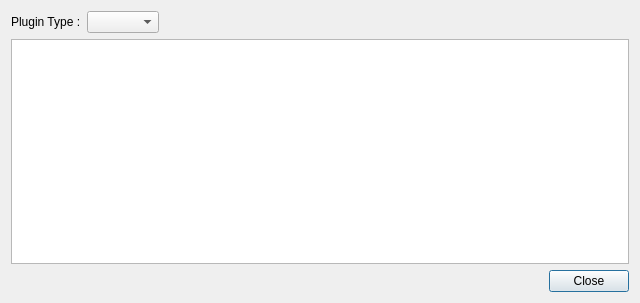
This is v2/branches/dev/monkey/src/pluginsmanager/ui/UIPluginsSettings.ui in testmana2/mks as Qt 5 draws it before an edit. The edited form follows.
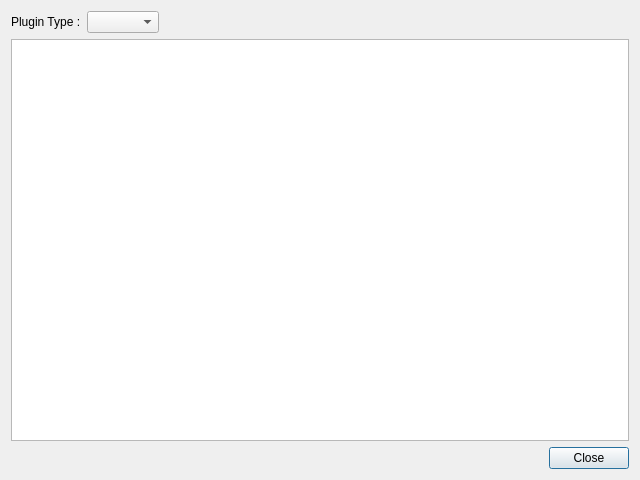
This is the edited form.

Commit message: Integrate final version of the new dialog that manage plugins. This is presented as a KDE 4 -like plugins dialog editor.

Patch:
```diff
--- a/v2/branches/dev/monkey/src/pluginsmanager/ui/UIPluginsSettings.ui
+++ b/v2/branches/dev/monkey/src/pluginsmanager/ui/UIPluginsSettings.ui
@@ -6,7 +6,7 @@
     <x>0</x>
     <y>0</y>
     <width>640</width>
-    <height>303</height>
+    <height>480</height>
    </rect>
   </property>
   <property name="windowTitle" >
```
The commit also changes 7 other files.
